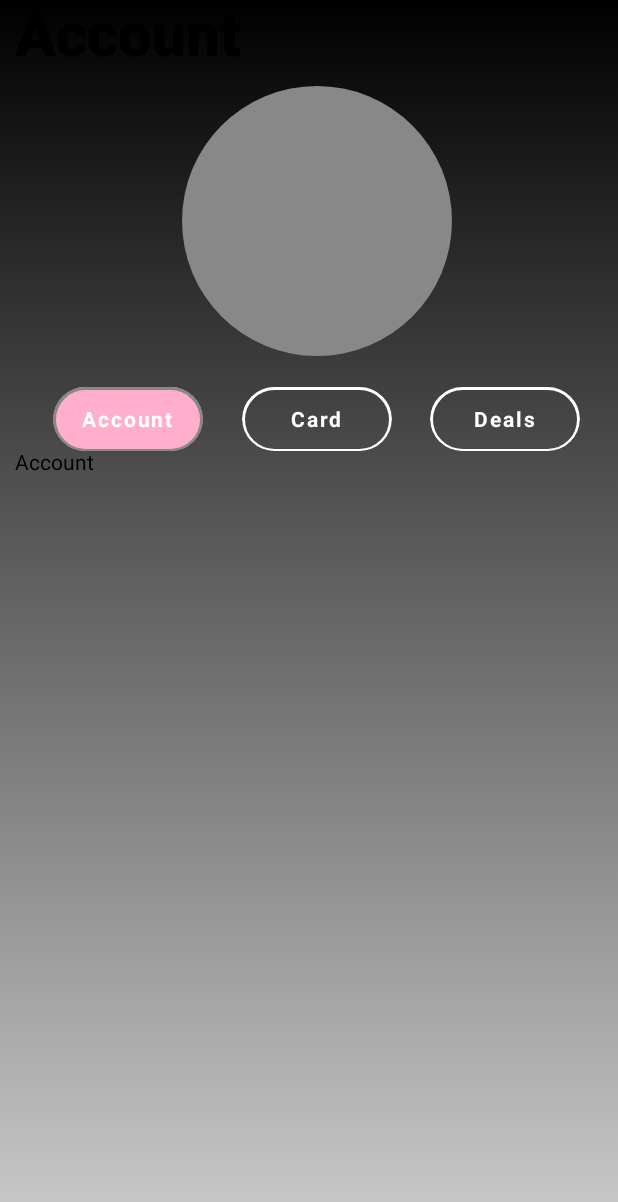
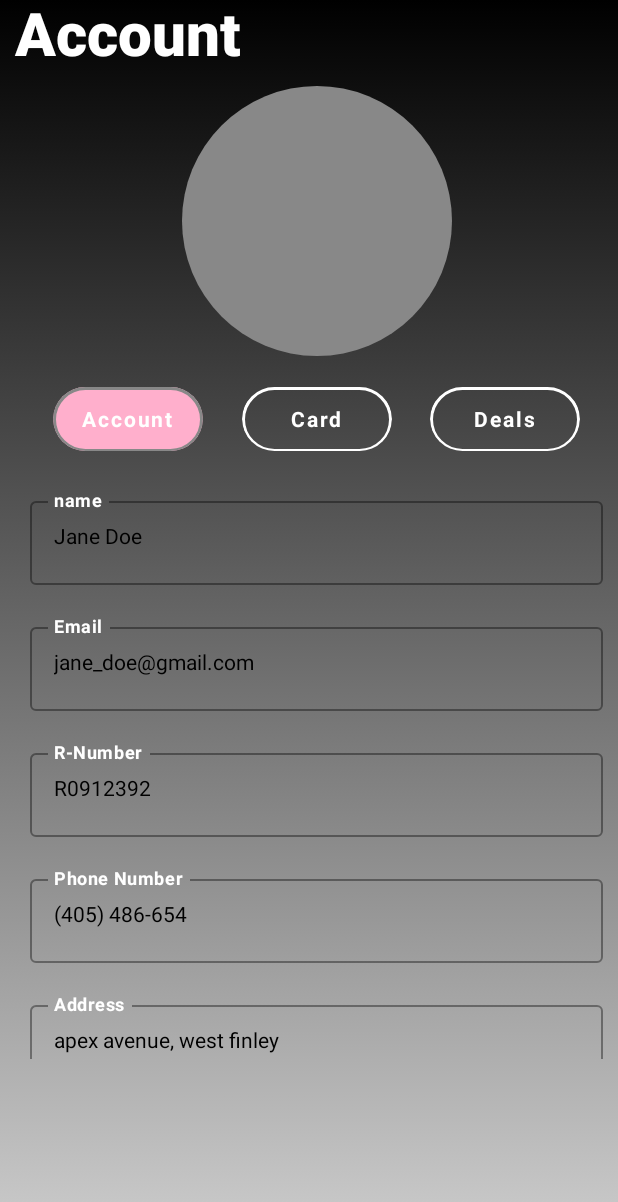
Before and after one commit to MwaiBanda/WPRK-MultiPlatform, an Android app built with Jetpack Compose: the @Preview function preview, on a phone screen of 412 x 824 dp. Shown: the top 1202 px of the screen. Run offline under Robolectric (Android 15) with nearby library versions, the phone set to English and light mode, and no system bars.

Commit message:
Added user details layout and card layout to the account page.

```diff
--- a/app/src/main/java/com/muse/wprk_concept/composables/Account.kt
+++ b/app/src/main/java/com/muse/wprk_concept/composables/Account.kt
@@ -1,19 +1,16 @@
 package com.muse.wprk_concept.composables
 
 import android.util.Log
-import androidx.compose.foundation.BorderStroke
-import androidx.compose.foundation.background
-import androidx.compose.foundation.border
-import androidx.compose.foundation.clickable
+import androidx.compose.foundation.*
 import androidx.compose.foundation.layout.*
 import androidx.compose.foundation.lazy.LazyColumn
 import androidx.compose.foundation.lazy.itemsIndexed
+import androidx.compose.foundation.lazy.rememberLazyListState
 import androidx.compose.foundation.shape.CircleShape
+import androidx.compose.foundation.shape.CutCornerShape
 import androidx.compose.foundation.shape.RoundedCornerShape
-import androidx.compose.material.Button
-import androidx.compose.material.ButtonDefaults
-import androidx.compose.material.OutlinedButton
-import androidx.compose.material.Text
+import androidx.compose.foundation.text.KeyboardOptions
+import androidx.compose.material.*
 import androidx.compose.runtime.Composable
 import androidx.compose.runtime.mutableStateOf
 import androidx.compose.runtime.remember
@@ -23,6 +20,7 @@ import androidx.compose.ui.draw.clip
 import androidx.compose.ui.graphics.Color
 import androidx.compose.ui.graphics.Outline
 import androidx.compose.ui.res.colorResource
+import androidx.compose.ui.res.imageResource
 import androidx.compose.ui.res.stringResource
 import androidx.compose.ui.text.font.FontWeight
 import androidx.compose.ui.tooling.preview.Preview
@@ -31,6 +29,13 @@ import androidx.compose.ui.unit.sp
 import androidx.compose.runtime.getValue
 import androidx.compose.runtime.setValue
 import androidx.compose.ui.graphics.Brush
+import androidx.compose.ui.graphics.ImageBitmap
+import androidx.compose.ui.graphics.painter.Painter
+import androidx.compose.ui.layout.ContentScale
+import androidx.compose.ui.res.painterResource
+import androidx.compose.ui.text.input.KeyboardCapitalization
+import androidx.compose.ui.text.input.KeyboardType
+import com.muse.wprk_concept.R
 
 @Composable
 fun Account(paddingValues: PaddingValues, gradient: Brush) {
@@ -44,7 +49,7 @@ fun Account(paddingValues: PaddingValues, gradient: Brush) {
             .padding(start = 10.dp)
     ) {
         item {
-            Text(text = "Account", fontSize = 40.sp, fontWeight = FontWeight.ExtraBold)
+            Text(text = "Account", fontSize = 40.sp, fontWeight = FontWeight.ExtraBold, color = Color.White)
             Spacer(modifier = Modifier.height(10.dp))
         }
         item {
@@ -100,6 +105,7 @@ fun Account(paddingValues: PaddingValues, gradient: Brush) {
             }
         }
         item {
+            Spacer(modifier = Modifier.height(15.dp))
             Column {
                 when (selected) {
                     0 -> AccountDetail()
@@ -135,12 +141,85 @@ fun MyButton(
 }
 
 @Composable
+fun TextFieldSample() {
+    val labels by remember { mutableStateOf(listOf<String>(
+        "name", "Email", "R-Number", "Phone Number", "Address", "State", "Zip Code"
+    ))}
+    var details by remember { mutableStateOf(listOf<String>(
+        "Jane Doe", "jane_doe@gmail.com", "R0912392", "(405) 486-654", "apex avenue, west finley", "FL", "54665"
+    ))}
+
+    for (i in 0..details.lastIndex) {
+
+        OutlinedTextField(value = details[i],
+            onValueChange = {details },
+            Modifier.fillMaxWidth(),
+            label = {
+                Text(text = labels[i], fontWeight = FontWeight.Bold, color = Color.White)
+                    },
+            keyboardOptions = KeyboardOptions(
+                KeyboardCapitalization.None, keyboardType = KeyboardType.Text
+            )
+        )
+        Spacer(modifier = Modifier.height(20.dp))
+
+    }
+
+}
+
+@Composable
+fun MembershipCard() {
+    val imageBitmap = ImageBitmap.imageResource(R.drawable.membership_card)
+    Spacer(modifier = Modifier.height(10.dp))
+    Box(
+        modifier = Modifier
+            .fillMaxWidth()
+            .height(220.dp)
+            .clip(RoundedCornerShape(20.dp))
+    ) {
+        Image(
+            painterResource(id = R.drawable.membership_card) ,
+            contentDescription = "Membership Card",
+            contentScale = ContentScale.Crop,
+            modifier = Modifier
+                .width(390.dp)
+                .clip(RoundedCornerShape(20.dp))
+        )
+
+
+
+    }
+}
+
+
+@Composable
 fun AccountDetail() {
-    Text("Account", color = Color.Black)
+
+        Column(
+            modifier = Modifier
+                .fillMaxWidth()
+                .height(400.dp)
+                .padding(10.dp)
+                .verticalScroll(rememberScrollState()),
+
+        ) {
+                    TextFieldSample()
+        }
+
 }
+
+
+
 @Composable
 fun CardDetail() {
-    Text("Card", color = Color.Black)
+    Column(
+        modifier = Modifier.fillMaxWidth()
+            .padding()
+
+    ) {
+        MembershipCard()
+    }
+
 }
 
 @Composable
```
Also changed, not shown: app/src/main/java/com/muse/wprk_concept/MainActivity.kt (+8 -3 lines), app/src/main/res/drawable/membership_card.png (added).
